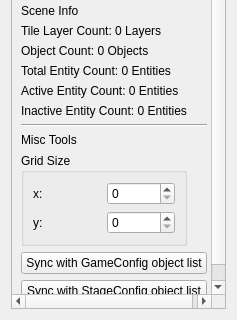
Before: the Qt Designer form RetroEDv2/tools/sceneproperties/scenepropertiesv5.ui in RSDKModding/RetroED, drawn with Qt 5; both pictures show x 0 to 237 and y 360 to 680 of the 237 by 680 pixel window.
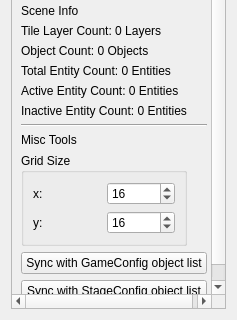
After: the same form once the commit is applied.

```diff
--- a/RetroEDv2/tools/sceneproperties/scenepropertiesv5.ui
+++ b/RetroEDv2/tools/sceneproperties/scenepropertiesv5.ui
@@ -236,16 +236,28 @@
           </item>
           <item row="0" column="1">
            <widget class="QSpinBox" name="gridX">
+            <property name="minimum">
+             <number>1</number>
+            </property>
             <property name="maximum">
              <number>1024</number>
             </property>
+            <property name="value">
+             <number>16</number>
+            </property>
            </widget>
           </item>
           <item row="1" column="1">
            <widget class="QSpinBox" name="gridY">
+            <property name="minimum">
+             <number>1</number>
+            </property>
             <property name="maximum">
              <number>1024</number>
             </property>
+            <property name="value">
+             <number>16</number>
+            </property>
            </widget>
           </item>
          </layout>
```
